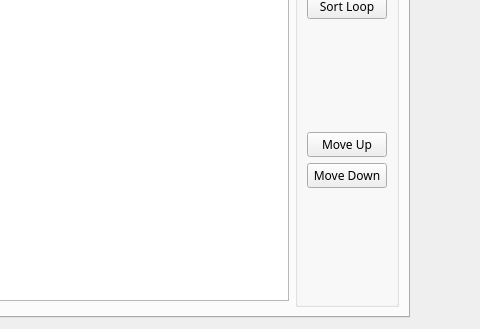
The window that src/qt_ui/pem_info_widget.ui (Eric-Meunier/Processor-Suite) describes before a commit, drawn with Qt 5; both pictures show x 160 to 640 and y 151 to 480 of the 640 by 480 pixel window.
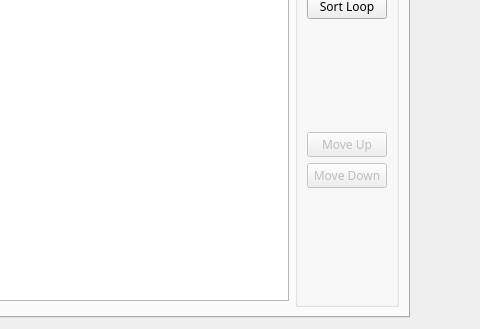
The same window after the commit. The open tabs and pages were chosen to show the change.

What changed in the file:
```diff
--- a/src/qt_ui/pem_info_widget.ui
+++ b/src/qt_ui/pem_info_widget.ui
@@ -162,6 +162,9 @@
           </item>
           <item>
            <widget class="QPushButton" name="moveUpButton">
+            <property name="enabled">
+             <bool>false</bool>
+            </property>
             <property name="text">
              <string>Move Up</string>
             </property>
@@ -169,6 +172,9 @@
           </item>
           <item>
            <widget class="QPushButton" name="moveDownButton">
+            <property name="enabled">
+             <bool>false</bool>
+            </property>
             <property name="text">
              <string>Move Down</string>
             </property>
```
Left out of the diff: 2 changed lines with no effect on the pictures.
